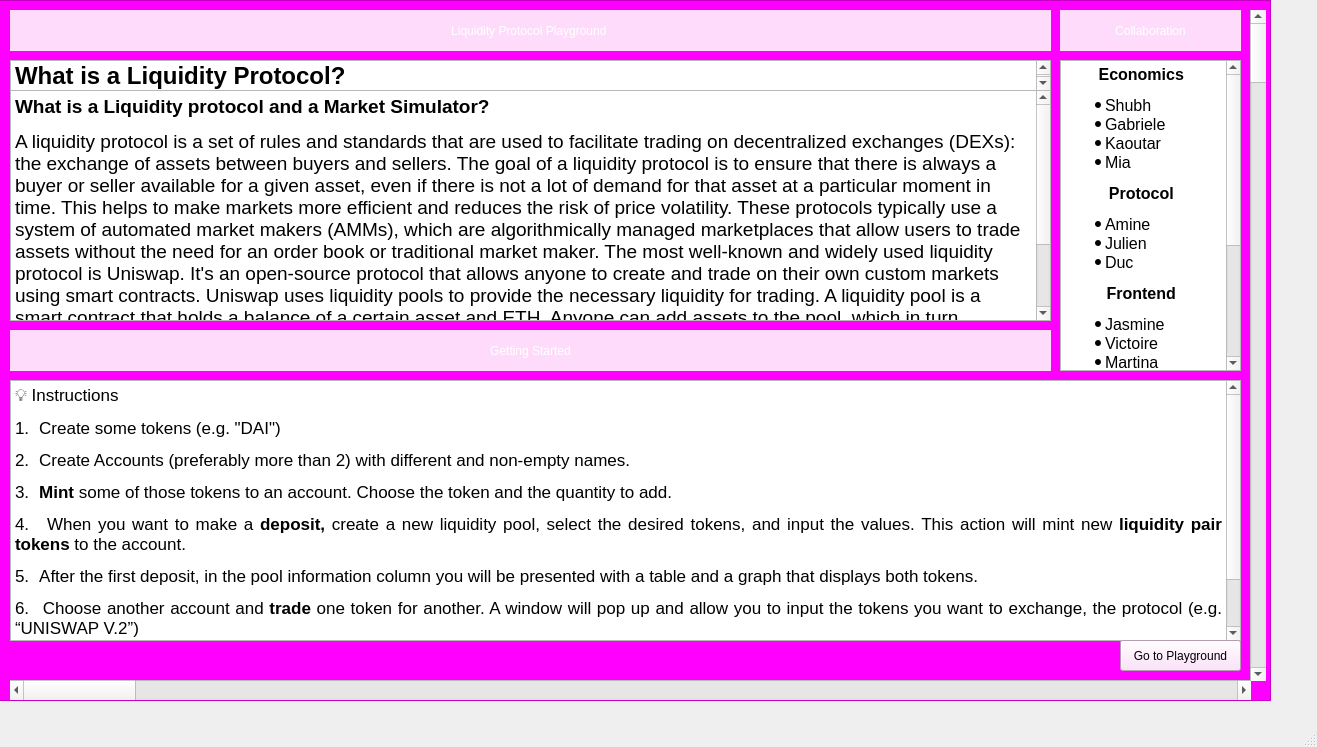
The window that introductorywindow.ui (LiquidityProtocol/AMM-Simulator) describes before a commit, drawn with Qt 5.
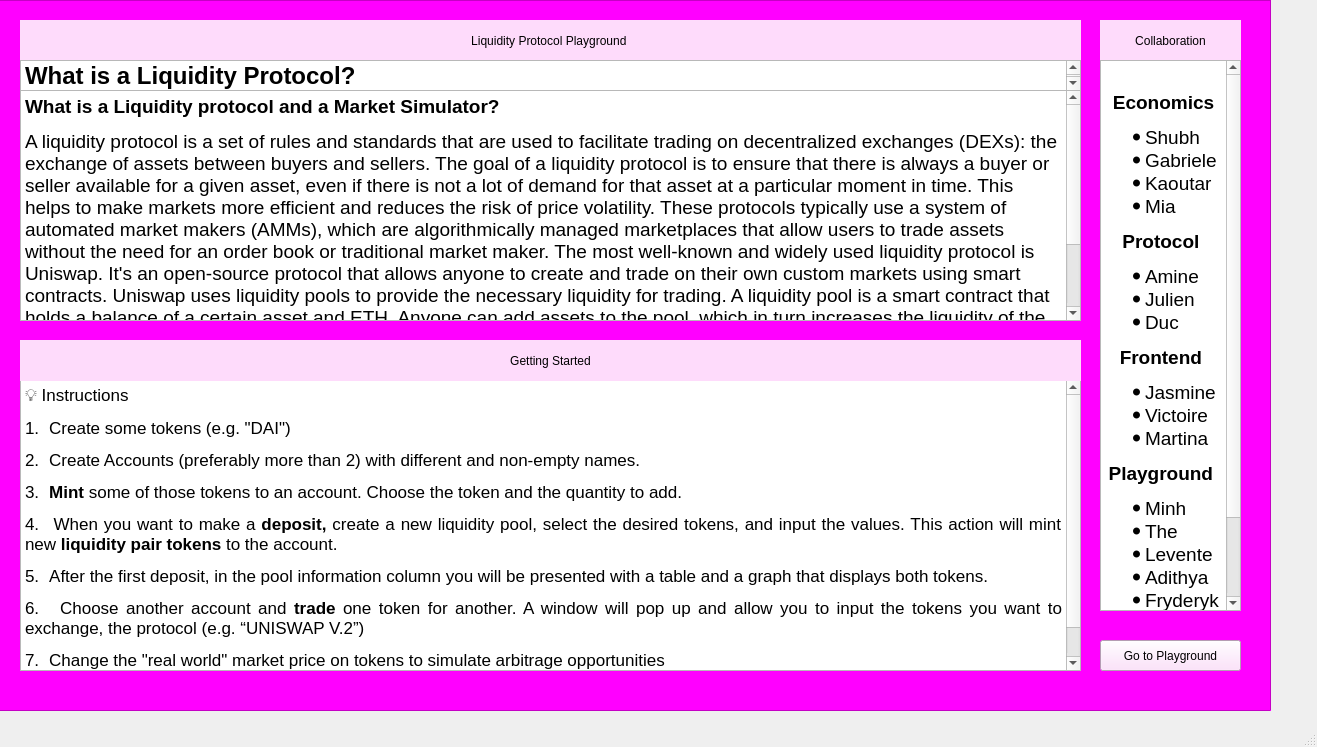
The same window after the commit.

Commit message: Update introductory window (layout))

```diff
--- a/introductorywindow.ui
+++ b/introductorywindow.ui
@@ -17,9 +17,9 @@
    <widget class="QPushButton" name="pushButton">
     <property name="geometry">
      <rect>
-      <x>1120</x>
+      <x>1100</x>
       <y>640</y>
-      <width>121</width>
+      <width>141</width>
       <height>31</height>
      </rect>
     </property>
@@ -36,16 +36,16 @@
    <widget class="QLabel" name="label">
     <property name="geometry">
      <rect>
-      <x>10</x>
-      <y>10</y>
-      <width>1041</width>
+      <x>20</x>
+      <y>20</y>
+      <width>1061</width>
       <height>41</height>
      </rect>
     </property>
     <property name="styleSheet">
      <string notr="true">font: 18pt &quot;Ravie&quot;;
 background-color: rgb(254, 219, 251);
-color: rgb(255, 255, 255);
+color: rgb(0,0,0);
 </string>
     </property>
     <property name="text">
@@ -58,9 +58,9 @@
    <widget class="QTextBrowser" name="textBrowser">
     <property name="geometry">
      <rect>
-      <x>10</x>
+      <x>20</x>
       <y>90</y>
-      <width>1041</width>
+      <width>1061</width>
       <height>231</height>
      </rect>
     </property>
@@ -81,16 +81,15 @@
    <widget class="QLabel" name="label_3">
     <property name="geometry">
      <rect>
-      <x>10</x>
-      <y>330</y>
-      <width>1041</width>
+      <x>20</x>
+      <y>340</y>
+      <width>1061</width>
       <height>41</height>
      </rect>
     </property>
     <property name="styleSheet">
      <string notr="true">font: 18pt &quot;Ravie&quot;;
-color: rgb(255, 255, 255);
-border-color: rgb(0, 0, 0);
+color: rgb(0, 0, 0);
 background-color: rgb(254, 219, 251);
 </string>
     </property>
@@ -104,15 +103,15 @@
    <widget class="QLabel" name="label_4">
     <property name="geometry">
      <rect>
-      <x>1060</x>
-      <y>10</y>
-      <width>181</width>
+      <x>1100</x>
+      <y>20</y>
+      <width>141</width>
       <height>41</height>
      </rect>
     </property>
     <property name="styleSheet">
-     <string notr="true">font: 15pt &quot;Ravie&quot;;
-color: rgb(255, 255, 255);
+     <string notr="true">font: 18pt &quot;Ravie&quot;;
+color: rgb(0,0,0);
 background-color: rgb(254, 219, 251);
 </string>
     </property>
@@ -126,10 +125,10 @@
    <widget class="QTextBrowser" name="textBrowser_2">
     <property name="geometry">
      <rect>
-      <x>10</x>
+      <x>20</x>
       <y>380</y>
-      <width>1231</width>
-      <height>261</height>
+      <width>1061</width>
+      <height>291</height>
      </rect>
     </property>
     <property name="html">
@@ -152,10 +151,10 @@
    <widget class="QTextBrowser" name="textBrowser_3">
     <property name="geometry">
      <rect>
-      <x>1060</x>
+      <x>1100</x>
       <y>60</y>
-      <width>181</width>
-      <height>311</height>
+      <width>141</width>
+      <height>551</height>
      </rect>
     </property>
     <property name="html">
@@ -164,28 +163,29 @@
 p, li { white-space: pre-wrap; }
 hr { height: 1px; border-width: 0; }
 &lt;/style&gt;&lt;/head&gt;&lt;body style=&quot; font-family:'.AppleSystemUIFont'; font-size:13pt; font-weight:400; font-style:normal;&quot;&gt;
-&lt;p align=&quot;center&quot; style=&quot; margin-top:12px; margin-bottom:12px; margin-left:0px; margin-right:0px; -qt-block-indent:0; text-indent:0px;&quot;&gt;&lt;span style=&quot; font-family:'Rockwell','serif'; font-size:12pt; font-weight:700;&quot;&gt;Economics&lt;/span&gt;&lt;span style=&quot; font-family:'Segoe UI'; font-size:12pt;&quot;&gt; &lt;/span&gt;&lt;/p&gt;
-&lt;ul style=&quot;margin-top: 0px; margin-bottom: 0px; margin-left: 0px; margin-right: 0px; -qt-list-indent: 1;&quot;&gt;&lt;li style=&quot; font-family:'Segoe UI'; font-size:12pt;&quot; style=&quot; margin-top:0px; margin-bottom:0px; margin-left:0px; margin-right:0px; -qt-block-indent:0; text-indent:0px;&quot;&gt;&lt;span style=&quot; font-family:'Rockwell','serif';&quot;&gt;Shubh&lt;/span&gt; &lt;/li&gt;
-&lt;li style=&quot; font-family:'Segoe UI'; font-size:12pt;&quot; style=&quot; margin-top:0px; margin-bottom:0px; margin-left:0px; margin-right:0px; -qt-block-indent:0; text-indent:0px;&quot;&gt;&lt;span style=&quot; font-family:'Rockwell','serif';&quot;&gt;Gabriele&lt;/span&gt; &lt;/li&gt;
-&lt;li style=&quot; font-family:'Segoe UI'; font-size:12pt;&quot; style=&quot; margin-top:0px; margin-bottom:0px; margin-left:0px; margin-right:0px; -qt-block-indent:0; text-indent:0px;&quot;&gt;&lt;span style=&quot; font-family:'Rockwell','serif';&quot;&gt;Kaoutar&lt;/span&gt; &lt;/li&gt;
-&lt;li style=&quot; font-family:'Segoe UI'; font-size:12pt;&quot; style=&quot; margin-top:0px; margin-bottom:12px; margin-left:0px; margin-right:0px; -qt-block-indent:0; text-indent:0px;&quot;&gt;&lt;span style=&quot; font-family:'Rockwell','serif';&quot;&gt;Mia&lt;/span&gt; &lt;/li&gt;&lt;/ul&gt;
-&lt;p align=&quot;center&quot; style=&quot; margin-top:12px; margin-bottom:12px; margin-left:0px; margin-right:0px; -qt-block-indent:0; text-indent:0px;&quot;&gt;&lt;span style=&quot; font-family:'Rockwell','serif'; font-size:12pt; font-weight:700;&quot;&gt;Protocol&lt;/span&gt;&lt;span style=&quot; font-family:'Segoe UI'; font-size:12pt;&quot;&gt; &lt;/span&gt;&lt;/p&gt;
-&lt;ul style=&quot;margin-top: 0px; margin-bottom: 0px; margin-left: 0px; margin-right: 0px; -qt-list-indent: 1;&quot;&gt;&lt;li style=&quot; font-family:'Segoe UI'; font-size:12pt;&quot; style=&quot; margin-top:0px; margin-bottom:0px; margin-left:0px; margin-right:0px; -qt-block-indent:0; text-indent:0px;&quot;&gt;&lt;span style=&quot; font-family:'Rockwell','serif';&quot;&gt;Amine&lt;/span&gt; &lt;/li&gt;
-&lt;li style=&quot; font-family:'Segoe UI'; font-size:12pt;&quot; style=&quot; margin-top:0px; margin-bottom:0px; margin-left:0px; margin-right:0px; -qt-block-indent:0; text-indent:0px;&quot;&gt;&lt;span style=&quot; font-family:'Rockwell','serif';&quot;&gt;Julien&lt;/span&gt; &lt;/li&gt;
-&lt;li style=&quot; font-family:'Segoe UI'; font-size:12pt;&quot; style=&quot; margin-top:0px; margin-bottom:12px; margin-left:0px; margin-right:0px; -qt-block-indent:0; text-indent:0px;&quot;&gt;&lt;span style=&quot; font-family:'Rockwell','serif';&quot;&gt;Duc&lt;/span&gt; &lt;/li&gt;&lt;/ul&gt;
-&lt;p align=&quot;center&quot; style=&quot; margin-top:12px; margin-bottom:12px; margin-left:0px; margin-right:0px; -qt-block-indent:0; text-indent:0px;&quot;&gt;&lt;span style=&quot; font-family:'Rockwell','serif'; font-size:12pt; font-weight:700;&quot;&gt;Frontend&lt;/span&gt;&lt;span style=&quot; font-family:'Segoe UI'; font-size:12pt;&quot;&gt; &lt;/span&gt;&lt;/p&gt;
-&lt;ul style=&quot;margin-top: 0px; margin-bottom: 0px; margin-left: 0px; margin-right: 0px; -qt-list-indent: 1;&quot;&gt;&lt;li style=&quot; font-family:'Segoe UI'; font-size:12pt;&quot; style=&quot; margin-top:0px; margin-bottom:0px; margin-left:0px; margin-right:0px; -qt-block-indent:0; text-indent:0px;&quot;&gt;&lt;span style=&quot; font-family:'Rockwell','serif';&quot;&gt;Jasmine&lt;/span&gt; &lt;/li&gt;
-&lt;li style=&quot; font-family:'Segoe UI'; font-size:12pt;&quot; style=&quot; margin-top:0px; margin-bottom:0px; margin-left:0px; margin-right:0px; -qt-block-indent:0; text-indent:0px;&quot;&gt;&lt;span style=&quot; font-family:'Rockwell','serif';&quot;&gt;Victoire&lt;/span&gt; &lt;/li&gt;
-&lt;li style=&quot; font-family:'Segoe UI'; font-size:12pt;&quot; style=&quot; margin-top:0px; margin-bottom:12px; margin-left:0px; margin-right:0px; -qt-block-indent:0; text-indent:0px;&quot;&gt;&lt;span style=&quot; font-family:'Rockwell','serif';&quot;&gt;Martina&lt;/span&gt; &lt;/li&gt;&lt;/ul&gt;
-&lt;p align=&quot;center&quot; style=&quot; margin-top:12px; margin-bottom:12px; margin-left:0px; margin-right:0px; -qt-block-indent:0; text-indent:0px;&quot;&gt;&lt;span style=&quot; font-family:'Rockwell','serif'; font-size:12pt; font-weight:700;&quot;&gt;Playground&lt;/span&gt;&lt;span style=&quot; font-family:'Segoe UI'; font-size:12pt;&quot;&gt; &lt;/span&gt;&lt;/p&gt;
-&lt;ul style=&quot;margin-top: 0px; margin-bottom: 0px; margin-left: 0px; margin-right: 0px; -qt-list-indent: 1;&quot;&gt;&lt;li style=&quot; font-family:'Segoe UI'; font-size:12pt;&quot; style=&quot; margin-top:0px; margin-bottom:0px; margin-left:0px; margin-right:0px; -qt-block-indent:0; text-indent:0px;&quot;&gt;&lt;span style=&quot; font-family:'Rockwell','serif';&quot;&gt;Minh&lt;/span&gt; &lt;/li&gt;
-&lt;li style=&quot; font-family:'Segoe UI'; font-size:12pt;&quot; style=&quot; margin-top:0px; margin-bottom:0px; margin-left:0px; margin-right:0px; -qt-block-indent:0; text-indent:0px;&quot;&gt;&lt;span style=&quot; font-family:'Rockwell','serif';&quot;&gt;The&lt;/span&gt; &lt;/li&gt;
-&lt;li style=&quot; font-family:'Segoe UI'; font-size:12pt;&quot; style=&quot; margin-top:0px; margin-bottom:0px; margin-left:0px; margin-right:0px; -qt-block-indent:0; text-indent:0px;&quot;&gt;&lt;span style=&quot; font-family:'Rockwell','serif';&quot;&gt;Levente&lt;/span&gt; &lt;/li&gt;
-&lt;li style=&quot; font-family:'Segoe UI'; font-size:12pt;&quot; style=&quot; margin-top:0px; margin-bottom:0px; margin-left:0px; margin-right:0px; -qt-block-indent:0; text-indent:0px;&quot;&gt;&lt;span style=&quot; font-family:'Rockwell','serif';&quot;&gt;Adithya&lt;/span&gt; &lt;/li&gt;
-&lt;li style=&quot; font-family:'Segoe UI'; font-size:12pt;&quot; style=&quot; margin-top:0px; margin-bottom:0px; margin-left:0px; margin-right:0px; -qt-block-indent:0; text-indent:0px;&quot;&gt;&lt;span style=&quot; font-family:'Rockwell','serif';&quot;&gt;Fryderyk&lt;/span&gt; &lt;/li&gt;
-&lt;li style=&quot; font-family:'Segoe UI'; font-size:12pt;&quot; style=&quot; margin-top:0px; margin-bottom:0px; margin-left:0px; margin-right:0px; -qt-block-indent:0; text-indent:0px;&quot;&gt;&lt;span style=&quot; font-family:'Rockwell','serif';&quot;&gt;Tu&lt;/span&gt; &lt;/li&gt;
-&lt;li style=&quot; font-family:'Segoe UI'; font-size:12pt;&quot; style=&quot; margin-top:0px; margin-bottom:0px; margin-left:0px; margin-right:0px; -qt-block-indent:0; text-indent:0px;&quot;&gt;&lt;span style=&quot; font-family:'Rockwell','serif';&quot;&gt;Alessandro&lt;/span&gt; &lt;/li&gt;
-&lt;li style=&quot; font-family:'Segoe UI'; font-size:12pt;&quot; style=&quot; margin-top:0px; margin-bottom:12px; margin-left:0px; margin-right:0px; -qt-block-indent:0; text-indent:0px;&quot;&gt;&lt;span style=&quot; font-family:'Rockwell','serif';&quot;&gt;Matheo&lt;/span&gt; &lt;/li&gt;&lt;/ul&gt;&lt;/body&gt;&lt;/html&gt;</string>
+&lt;p align=&quot;center&quot; style=&quot; margin-top:12px; margin-bottom:12px; margin-left:0px; margin-right:0px; -qt-block-indent:0; text-indent:0px;&quot;&gt;&lt;span style=&quot; font-size:9pt; color:#ffffff;&quot;&gt;.&lt;/span&gt;&lt;/p&gt;
+&lt;p align=&quot;center&quot; style=&quot; margin-top:12px; margin-bottom:12px; margin-left:0px; margin-right:0px; -qt-block-indent:0; text-indent:0px;&quot;&gt;&lt;span style=&quot; font-size:14pt; color:#ffffff;&quot;&gt;.&lt;/span&gt;&lt;span style=&quot; font-family:'Rockwell','serif'; font-size:14pt; font-weight:700;&quot;&gt;Economics&lt;/span&gt;&lt;span style=&quot; font-family:'Segoe UI'; font-size:14pt;&quot;&gt; &lt;/span&gt;&lt;/p&gt;
+&lt;ul style=&quot;margin-top: 0px; margin-bottom: 0px; margin-left: 0px; margin-right: 0px; -qt-list-indent: 1;&quot;&gt;&lt;li style=&quot; font-family:'Segoe UI'; font-size:14pt;&quot; style=&quot; margin-top:0px; margin-bottom:0px; margin-left:0px; margin-right:0px; -qt-block-indent:0; text-indent:0px;&quot;&gt;&lt;span style=&quot; font-family:'Rockwell','serif';&quot;&gt;Shubh&lt;/span&gt; &lt;/li&gt;
+&lt;li style=&quot; font-family:'Segoe UI'; font-size:14pt;&quot; style=&quot; margin-top:0px; margin-bottom:0px; margin-left:0px; margin-right:0px; -qt-block-indent:0; text-indent:0px;&quot;&gt;&lt;span style=&quot; font-family:'Rockwell','serif';&quot;&gt;Gabriele&lt;/span&gt; &lt;/li&gt;
+&lt;li style=&quot; font-family:'Segoe UI'; font-size:14pt;&quot; style=&quot; margin-top:0px; margin-bottom:0px; margin-left:0px; margin-right:0px; -qt-block-indent:0; text-indent:0px;&quot;&gt;&lt;span style=&quot; font-family:'Rockwell','serif';&quot;&gt;Kaoutar&lt;/span&gt; &lt;/li&gt;
+&lt;li style=&quot; font-family:'Segoe UI'; font-size:14pt;&quot; style=&quot; margin-top:0px; margin-bottom:0px; margin-left:0px; margin-right:0px; -qt-block-indent:0; text-indent:0px;&quot;&gt;&lt;span style=&quot; font-family:'Rockwell','serif';&quot;&gt;Mia&lt;/span&gt; &lt;/li&gt;&lt;/ul&gt;
+&lt;p align=&quot;center&quot; style=&quot; margin-top:12px; margin-bottom:12px; margin-left:0px; margin-right:0px; -qt-block-indent:0; text-indent:0px;&quot;&gt;&lt;span style=&quot; font-family:'Rockwell','serif'; font-size:14pt; font-weight:700;&quot;&gt;Protocol&lt;/span&gt;&lt;span style=&quot; font-family:'Segoe UI'; font-size:14pt;&quot;&gt; &lt;/span&gt;&lt;/p&gt;
+&lt;ul style=&quot;margin-top: 0px; margin-bottom: 0px; margin-left: 0px; margin-right: 0px; -qt-list-indent: 1;&quot;&gt;&lt;li style=&quot; font-family:'Segoe UI'; font-size:14pt;&quot; style=&quot; margin-top:0px; margin-bottom:0px; margin-left:0px; margin-right:0px; -qt-block-indent:0; text-indent:0px;&quot;&gt;&lt;span style=&quot; font-family:'Rockwell','serif';&quot;&gt;Amine&lt;/span&gt; &lt;/li&gt;
+&lt;li style=&quot; font-family:'Segoe UI'; font-size:14pt;&quot; style=&quot; margin-top:0px; margin-bottom:0px; margin-left:0px; margin-right:0px; -qt-block-indent:0; text-indent:0px;&quot;&gt;&lt;span style=&quot; font-family:'Rockwell','serif';&quot;&gt;Julien&lt;/span&gt; &lt;/li&gt;
+&lt;li style=&quot; font-family:'Segoe UI'; font-size:14pt;&quot; style=&quot; margin-top:0px; margin-bottom:12px; margin-left:0px; margin-right:0px; -qt-block-indent:0; text-indent:0px;&quot;&gt;&lt;span style=&quot; font-family:'Rockwell','serif';&quot;&gt;Duc&lt;/span&gt; &lt;/li&gt;&lt;/ul&gt;
+&lt;p align=&quot;center&quot; style=&quot; margin-top:12px; margin-bottom:12px; margin-left:0px; margin-right:0px; -qt-block-indent:0; text-indent:0px;&quot;&gt;&lt;span style=&quot; font-family:'Rockwell','serif'; font-size:14pt; font-weight:700;&quot;&gt;Frontend&lt;/span&gt;&lt;span style=&quot; font-family:'Segoe UI'; font-size:14pt;&quot;&gt; &lt;/span&gt;&lt;/p&gt;
+&lt;ul style=&quot;margin-top: 0px; margin-bottom: 0px; margin-left: 0px; margin-right: 0px; -qt-list-indent: 1;&quot;&gt;&lt;li style=&quot; font-family:'Segoe UI'; font-size:14pt;&quot; style=&quot; margin-top:0px; margin-bottom:0px; margin-left:0px; margin-right:0px; -qt-block-indent:0; text-indent:0px;&quot;&gt;&lt;span style=&quot; font-family:'Rockwell','serif';&quot;&gt;Jasmine&lt;/span&gt; &lt;/li&gt;
+&lt;li style=&quot; font-family:'Segoe UI'; font-size:14pt;&quot; style=&quot; margin-top:0px; margin-bottom:0px; margin-left:0px; margin-right:0px; -qt-block-indent:0; text-indent:0px;&quot;&gt;&lt;span style=&quot; font-family:'Rockwell','serif';&quot;&gt;Victoire&lt;/span&gt; &lt;/li&gt;
+&lt;li style=&quot; font-family:'Segoe UI'; font-size:14pt;&quot; style=&quot; margin-top:0px; margin-bottom:12px; margin-left:0px; margin-right:0px; -qt-block-indent:0; text-indent:0px;&quot;&gt;&lt;span style=&quot; font-family:'Rockwell','serif';&quot;&gt;Martina&lt;/span&gt; &lt;/li&gt;&lt;/ul&gt;
+&lt;p align=&quot;center&quot; style=&quot; margin-top:12px; margin-bottom:12px; margin-left:0px; margin-right:0px; -qt-block-indent:0; text-indent:0px;&quot;&gt;&lt;span style=&quot; font-family:'Rockwell','serif'; font-size:14pt; font-weight:700;&quot;&gt;Playground&lt;/span&gt;&lt;span style=&quot; font-family:'Segoe UI'; font-size:14pt;&quot;&gt; &lt;/span&gt;&lt;/p&gt;
+&lt;ul style=&quot;margin-top: 0px; margin-bottom: 0px; margin-left: 0px; margin-right: 0px; -qt-list-indent: 1;&quot;&gt;&lt;li style=&quot; font-family:'Segoe UI'; font-size:14pt;&quot; style=&quot; margin-top:0px; margin-bottom:0px; margin-left:0px; margin-right:0px; -qt-block-indent:0; text-indent:0px;&quot;&gt;&lt;span style=&quot; font-family:'Rockwell','serif';&quot;&gt;Minh&lt;/span&gt; &lt;/li&gt;
+&lt;li style=&quot; font-family:'Segoe UI'; font-size:14pt;&quot; style=&quot; margin-top:0px; margin-bottom:0px; margin-left:0px; margin-right:0px; -qt-block-indent:0; text-indent:0px;&quot;&gt;&lt;span style=&quot; font-family:'Rockwell','serif';&quot;&gt;The&lt;/span&gt; &lt;/li&gt;
+&lt;li style=&quot; font-family:'Segoe UI'; font-size:14pt;&quot; style=&quot; margin-top:0px; margin-bottom:0px; margin-left:0px; margin-right:0px; -qt-block-indent:0; text-indent:0px;&quot;&gt;&lt;span style=&quot; font-family:'Rockwell','serif';&quot;&gt;Levente&lt;/span&gt; &lt;/li&gt;
+&lt;li style=&quot; font-family:'Segoe UI'; font-size:14pt;&quot; style=&quot; margin-top:0px; margin-bottom:0px; margin-left:0px; margin-right:0px; -qt-block-indent:0; text-indent:0px;&quot;&gt;&lt;span style=&quot; font-family:'Rockwell','serif';&quot;&gt;Adithya&lt;/span&gt; &lt;/li&gt;
+&lt;li style=&quot; font-family:'Segoe UI'; font-size:14pt;&quot; style=&quot; margin-top:0px; margin-bottom:0px; margin-left:0px; margin-right:0px; -qt-block-indent:0; text-indent:0px;&quot;&gt;&lt;span style=&quot; font-family:'Rockwell','serif';&quot;&gt;Fryderyk&lt;/span&gt; &lt;/li&gt;
+&lt;li style=&quot; font-family:'Segoe UI'; font-size:14pt;&quot; style=&quot; margin-top:0px; margin-bottom:0px; margin-left:0px; margin-right:0px; -qt-block-indent:0; text-indent:0px;&quot;&gt;&lt;span style=&quot; font-family:'Rockwell','serif';&quot;&gt;Tu&lt;/span&gt; &lt;/li&gt;
+&lt;li style=&quot; font-family:'Segoe UI'; font-size:14pt;&quot; style=&quot; margin-top:0px; margin-bottom:0px; margin-left:0px; margin-right:0px; -qt-block-indent:0; text-indent:0px;&quot;&gt;&lt;span style=&quot; font-family:'Rockwell','serif';&quot;&gt;Alessandro&lt;/span&gt; &lt;/li&gt;
+&lt;li style=&quot; font-family:'Segoe UI'; font-size:14pt;&quot; style=&quot; margin-top:0px; margin-bottom:12px; margin-left:0px; margin-right:0px; -qt-block-indent:0; text-indent:0px;&quot;&gt;&lt;span style=&quot; font-family:'Rockwell','serif';&quot;&gt;Matheo&lt;/span&gt; &lt;/li&gt;&lt;/ul&gt;&lt;/body&gt;&lt;/html&gt;</string>
     </property>
    </widget>
    <widget class="QTextBrowser" name="textBrowser_4">
@@ -194,7 +194,7 @@
       <x>-10</x>
       <y>0</y>
       <width>1281</width>
-      <height>701</height>
+      <height>711</height>
      </rect>
     </property>
     <property name="styleSheet">
@@ -204,9 +204,9 @@
    <widget class="QTextBrowser" name="textBrowser_5">
     <property name="geometry">
      <rect>
-      <x>10</x>
+      <x>20</x>
       <y>60</y>
-      <width>1041</width>
+      <width>1061</width>
       <height>31</height>
      </rect>
     </property>
@@ -222,32 +222,6 @@
 &lt;p style=&quot; margin-top:0px; margin-bottom:0px; margin-left:0px; margin-right:0px; -qt-block-indent:0; text-indent:0px;&quot;&gt;&lt;span style=&quot; font-family:'Segoe UI'; font-size:18pt;&quot;&gt;What is a Liquidity Protocol?&lt;/span&gt;&lt;/p&gt;&lt;/body&gt;&lt;/html&gt;</string>
     </property>
    </widget>
-   <widget class="QScrollBar" name="verticalScrollBar">
-    <property name="geometry">
-     <rect>
-      <x>1250</x>
-      <y>10</y>
-      <width>16</width>
-      <height>671</height>
-     </rect>
-    </property>
-    <property name="orientation">
-     <enum>Qt::Vertical</enum>
-    </property>
-   </widget>
-   <widget class="QScrollBar" name="horizontalScrollBar">
-    <property name="geometry">
-     <rect>
-      <x>10</x>
-      <y>680</y>
-      <width>1241</width>
-      <height>20</height>
-     </rect>
-    </property>
-    <property name="orientation">
-     <enum>Qt::Horizontal</enum>
-    </property>
-   </widget>
    <zorder>textBrowser_4</zorder>
    <zorder>textBrowser_2</zorder>
    <zorder>pushButton</zorder>
```
Left out of the diff: 2 changed lines with no effect on the pictures.
